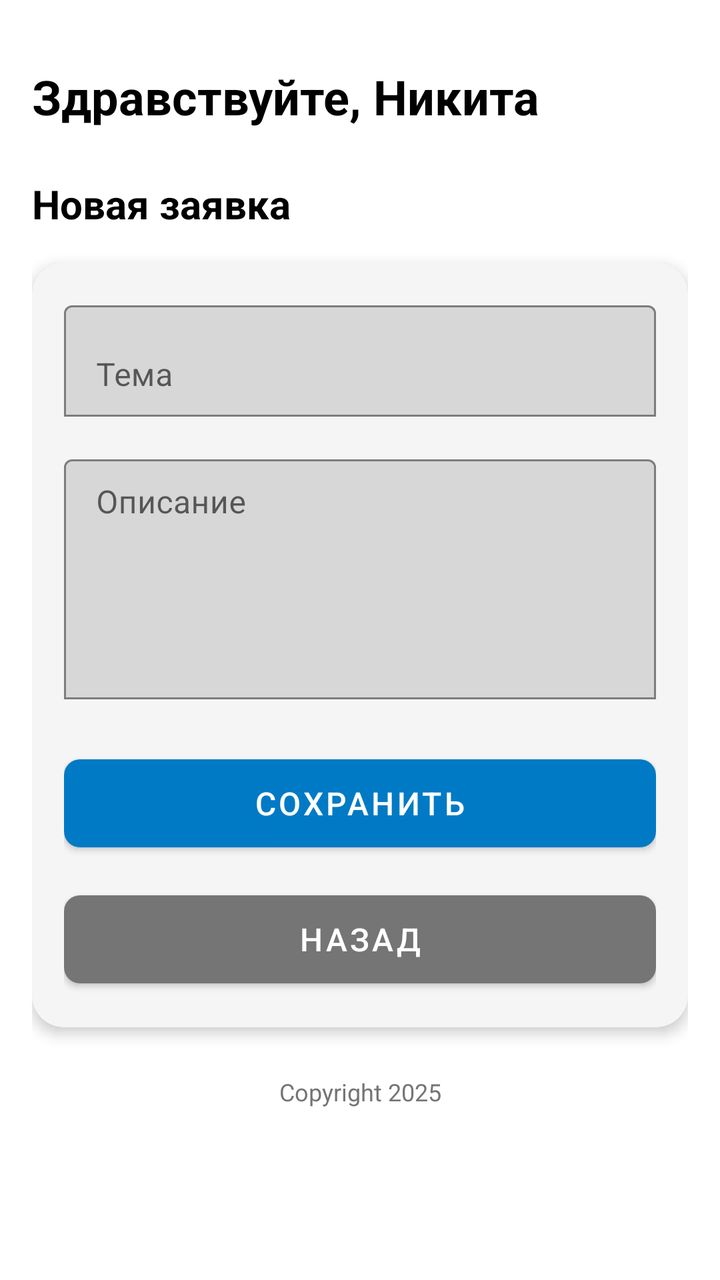
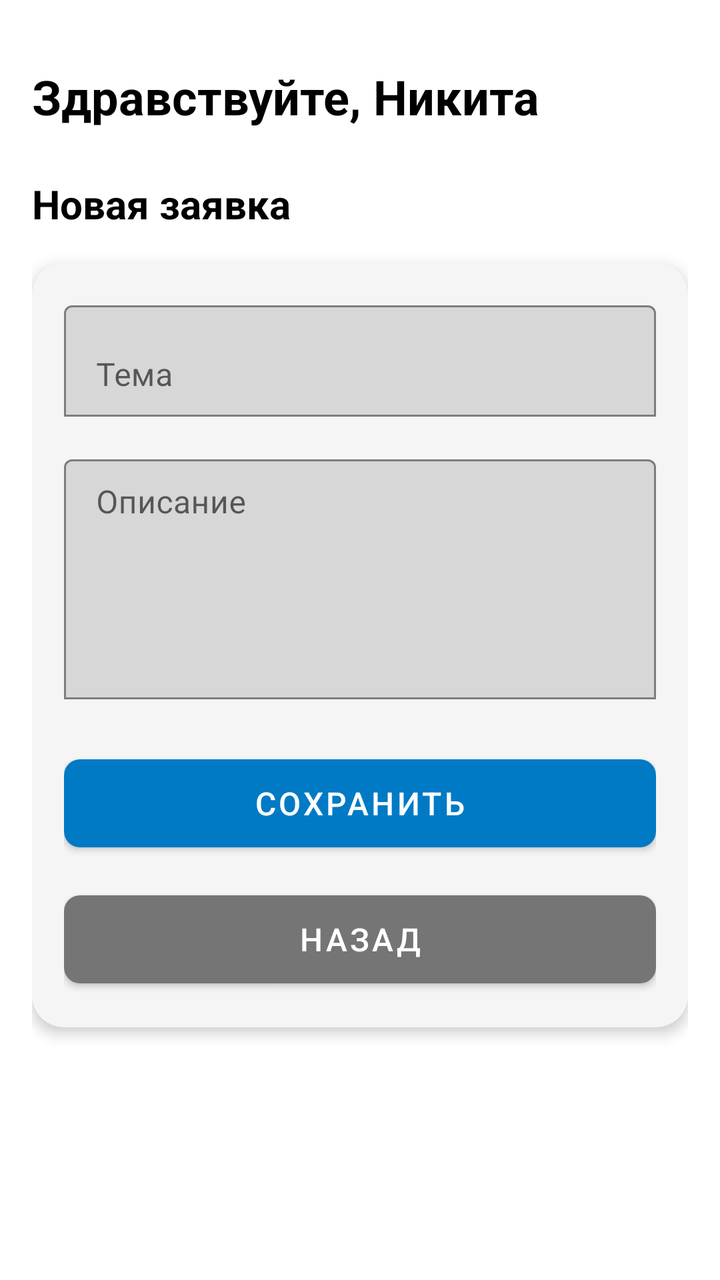

The first picture is an Android layout as it rendered before a commit; the second is the same layout after the commit. The layout source and the unified diff follow.
<!-- AndroidManifest.xml: application theme Theme.CarbonLK -->
<!-- res/layout/activity_new_ticket.xml -->
<?xml version="1.0" encoding="utf-8"?>
<androidx.constraintlayout.widget.ConstraintLayout
    xmlns:android="http://schemas.android.com/apk/res/android"
    xmlns:app="http://schemas.android.com/apk/res-auto"
    android:layout_width="match_parent"
    android:layout_height="match_parent"
    android:background="@color/white">

    
    <ScrollView
        android:id="@+id/scrollView"
        android:layout_width="match_parent"
        android:layout_height="match_parent"
        android:fillViewport="true"
        android:paddingBottom="16dp"
        app:layout_constraintTop_toTopOf="parent"
        app:layout_constraintBottom_toBottomOf="parent"
        app:layout_constraintStart_toStartOf="parent"
        app:layout_constraintEnd_toEndOf="parent">

        <androidx.constraintlayout.widget.ConstraintLayout
            android:layout_width="match_parent"
            android:layout_height="wrap_content"
            android:padding="16dp">

            
            <TextView
                android:id="@+id/greetingTextView"
                android:layout_width="wrap_content"
                android:layout_height="wrap_content"
                android:text="Здравствуйте, Никита"
                android:textSize="24sp"
                android:textStyle="bold"
                android:textColor="@color/black"
                app:layout_constraintTop_toTopOf="parent"
                app:layout_constraintStart_toStartOf="parent"
                android:layout_marginTop="16dp" />

            
            <TextView
                android:id="@+id/newTicketTitle"
                android:layout_width="wrap_content"
                android:layout_height="wrap_content"
                android:text="Новая заявка"
                android:textSize="20sp"
                android:textStyle="bold"
                android:textColor="@color/black"
                android:layout_marginTop="24dp"
                app:layout_constraintTop_toBottomOf="@id/greetingTextView"
                app:layout_constraintStart_toStartOf="parent" />

            
            <androidx.cardview.widget.CardView
                android:id="@+id/formCard"
                android:layout_width="0dp"
                android:layout_height="wrap_content"
                app:cardCornerRadius="16dp"
                app:cardElevation="4dp"
                app:cardBackgroundColor="@color/light_gray"
                app:contentPadding="16dp"
                app:layout_constraintTop_toBottomOf="@id/newTicketTitle"
                app:layout_constraintStart_toStartOf="parent"
                app:layout_constraintEnd_toEndOf="parent"
                android:layout_marginTop="16dp">

                <LinearLayout
                    android:layout_width="match_parent"
                    android:layout_height="wrap_content"
                    android:orientation="vertical">

                    
                    <com.google.android.material.textfield.TextInputLayout
                        android:id="@+id/ticketSubjectLayout"
                        android:layout_width="match_parent"
                        android:layout_height="wrap_content"
                        android:hint="Тема"
                        app:boxBackgroundMode="outline"
                        android:layout_marginBottom="16dp">

                        <com.google.android.material.textfield.TextInputEditText
                            android:id="@+id/ticketSubject"
                            android:layout_width="match_parent"
                            android:layout_height="wrap_content"
                            android:inputType="text"
                            android:maxLines="1" />

                    </com.google.android.material.textfield.TextInputLayout>

                    
                    <com.google.android.material.textfield.TextInputLayout
                        android:id="@+id/ticketDescriptionLayout"
                        android:layout_width="match_parent"
                        android:layout_height="wrap_content"
                        android:hint="Описание"
                        app:boxBackgroundMode="outline"
                        android:layout_marginBottom="24dp">

                        <com.google.android.material.textfield.TextInputEditText
                            android:id="@+id/ticketDescription"
                            android:layout_width="match_parent"
                            android:layout_height="120dp"
                            android:inputType="textMultiLine"
                            android:gravity="top"
                            android:paddingTop="12dp" />

                    </com.google.android.material.textfield.TextInputLayout>

                    
                    <com.google.android.material.button.MaterialButton
                        android:id="@+id/saveTicketButton"
                        android:layout_width="match_parent"
                        android:layout_height="56dp"
                        android:text="Сохранить"
                        android:textSize="16sp"
                        app:cornerRadius="8dp"
                        app:backgroundTint="@color/purple_500"
                        android:textColor="@color/white"
                        android:layout_marginBottom="12dp" />

                    
                    <com.google.android.material.button.MaterialButton
                        android:id="@+id/backButton"
                        android:layout_width="match_parent"
                        android:layout_height="56dp"
                        android:text="Назад"
                        android:textSize="16sp"
                        app:cornerRadius="8dp"
                        app:backgroundTint="@color/dark_gray"
                        android:textColor="@color/white" />

                </LinearLayout>

            </androidx.cardview.widget.CardView>

            
            <TextView
                android:id="@+id/copyrightText"
                android:layout_width="wrap_content"
                android:layout_height="wrap_content"
                android:text="Copyright 2025"
                android:textSize="12sp"
                android:textColor="@color/dark_gray"
                android:layout_marginTop="24dp"
                android:layout_marginBottom="24dp"
                app:layout_constraintTop_toBottomOf="@id/formCard"
                app:layout_constraintStart_toStartOf="parent"
                app:layout_constraintEnd_toEndOf="parent" />

        </androidx.constraintlayout.widget.ConstraintLayout>

    </ScrollView>

</androidx.constraintlayout.widget.ConstraintLayout>
<!-- resources referenced by this layout -->
<resources>
  <color name="black">#000000</color>
  <color name="dark_gray">#757575</color>
  <color name="light_gray">#F5F5F5</color>
  <color name="purple_500">#007Ac5</color>
  <color name="white">#FFFFFF</color>
  <style name="Theme.CarbonLK" parent="Base.Theme.CarbonLK">
          
          <item name="android:textColor">@color/black</item>
          
          <item name="colorPrimary">@color/purple_500</item>
      </style>
  <style name="Base.Theme.CarbonLK" parent="Theme.MaterialComponents.Light.NoActionBar">
          <item name="colorPrimary">#007Ac5</item>
          <item name="colorPrimaryVariant">#0062a0</item>
          <item name="colorOnPrimary">#FFFFFF</item>
          <item name="colorSecondary">#007Ac5</item>
          <item name="colorSecondaryVariant">#0062a0</item>
          <item name="colorOnSecondary">#FFFFFF</item>
          <item name="android:windowBackground">@color/white</item>
      </style>
</resources>

<!-- the commit's change to res/layout/activity_new_ticket.xml (unified diff, before → after) -->
@@ -132,20 +132,6 @@
 
             </androidx.cardview.widget.CardView>
 
-            
-            <TextView
-                android:id="@+id/copyrightText"
-                android:layout_width="wrap_content"
-                android:layout_height="wrap_content"
-                android:text="Copyright 2025"
-                android:textSize="12sp"
-                android:textColor="@color/dark_gray"
-                android:layout_marginTop="24dp"
-                android:layout_marginBottom="24dp"
-                app:layout_constraintTop_toBottomOf="@id/formCard"
-                app:layout_constraintStart_toStartOf="parent"
-                app:layout_constraintEnd_toEndOf="parent" />
-
         </androidx.constraintlayout.widget.ConstraintLayout>
 
     </ScrollView>
